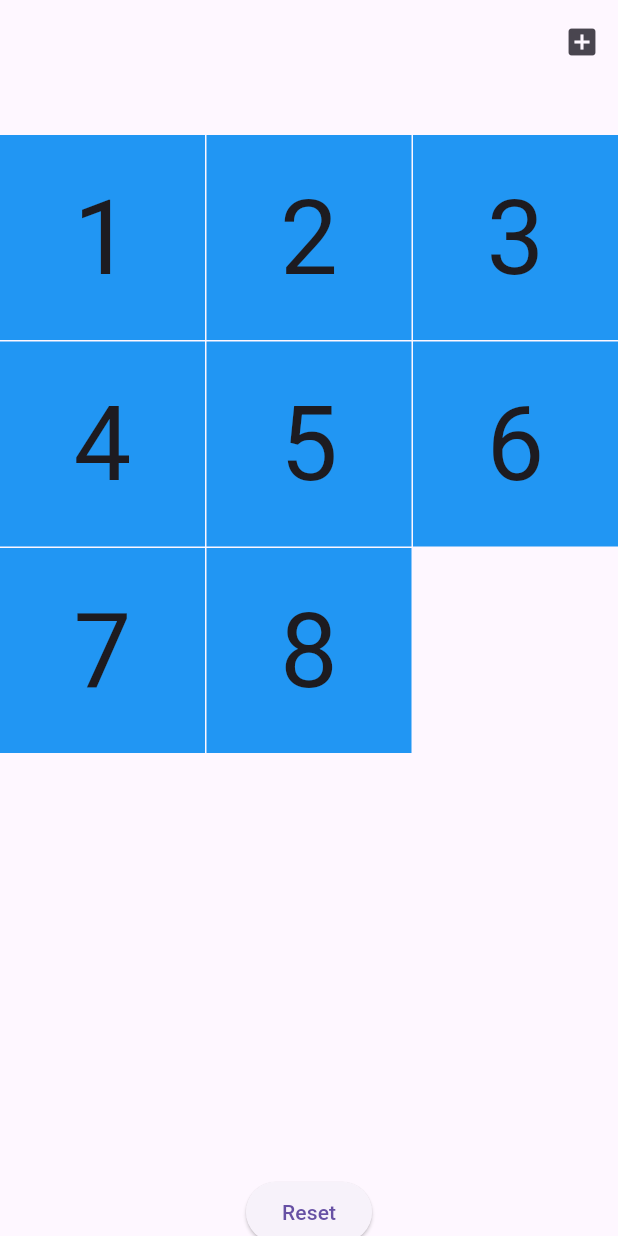
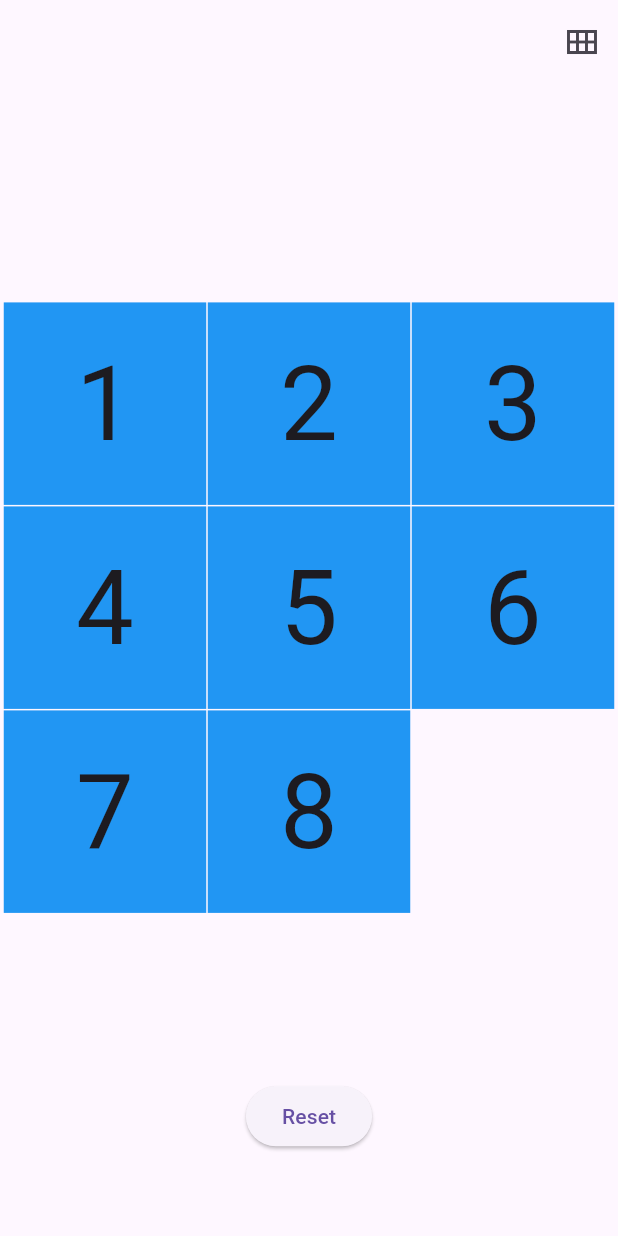
Before and after one commit to Shubhamlathiyaio/Infinity-Number-Puzzle, a Flutter app: the screen it shows after launch, after a tap on "Reset", on a phone screen of 412 x 824 dp. Run offline on Flutter 3.47's test engine with Material 3 defaults, Android fonts, the phone set to English and light mode, and no system bars.

Commit message:
solve some bug

```diff
--- a/lib/Home.dart
+++ b/lib/Home.dart
@@ -9,11 +9,10 @@ class Home extends StatelessWidget {
 
   @override
   Widget build(BuildContext context) {
-   var height=MediaQuery.of(context).size.height-130;
+   var height=MediaQuery.of(context).size.height-180;
    var width= MediaQuery.of(context).size.width;
 
     logic l = Provider.of(context);
-  print(l.isStart);
     return Scaffold(
         appBar: AppBar(actions: [
           IconButton(
@@ -23,7 +22,7 @@ class Home extends StatelessWidget {
                   context: context,
                   builder: (context) => AlertDialog(
                     title: SizedBox(height: height,width: width,
-                      child: GridView.builder(gridDelegate: SliverGridDelegateWithFixedCrossAxisCount(crossAxisCount: 5,crossAxisSpacing: 5,mainAxisSpacing: 5),itemCount: 32, itemBuilder: (context, index) {
+                      child: GridView.builder(gridDelegate: SliverGridDelegateWithFixedCrossAxisCount(crossAxisCount: 5,crossAxisSpacing: 5,mainAxisSpacing: 5), itemBuilder: (context, index) {
                         return InkWell(onTap: () async {
                           n=index+2;
                           l.spread(n);
@@ -34,14 +33,13 @@ class Home extends StatelessWidget {
                   ),
                 );
               },
-              icon: Icon(Icons.add_box))
+              icon: Icon(Icons.calendar_view_month_sharp))
         ]),
         body: Center(
-          child: Column(
+          child: Column(mainAxisAlignment: MainAxisAlignment.spaceEvenly,
             children: [
               Spacer(),
-              // IconButton(onPressed: l.spread(), icon: Icon(Icons.ac_unit_outlined)),
-              l.iswin
+              l.isWin
                   ? Text(
                       'You win',
                       style: TextStyle(fontSize: 24),
@@ -49,8 +47,8 @@ class Home extends StatelessWidget {
                   : Text('', style: TextStyle(fontSize: 24)),
               Spacer(),
               Container(
-                height: height,
-                width: width,
+                height: height>width ? width-5:height-5,
+                width: height>width ? width-5:height-5,
                 child: GridView.builder(
                   gridDelegate: SliverGridDelegateWithFixedCrossAxisCount(
                       crossAxisCount: n,
@@ -59,15 +57,17 @@ class Home extends StatelessWidget {
                   itemCount: n * n,
                   itemBuilder: (context, index) {
                     return Visibility(
-                      visible: ((l.iswin) ? true : n * n - 1 != l.s[index]),
+                      visible: ( l.isWin? true : n * n - 1 != l.s[index]),
                       child: InkWell(
-                        onTap: () {
-                          if(!l.isStart) l.spread(n);
-                          l.iswin ? null : l.swap(index);
+                        onTap: () async {
+                          //For spread the boxes random when the game not start
+                          if(!l.isStart && !l.canClick) l.spread(n);
+                          // For Swap drag box in empty Space when game is not win
+                            l.isWin ? null : l.swap(index);
                         },
                         child: AnimatedSwitcher(
                           duration: Duration(milliseconds: 300),
-                          child: con(l, index,width),
+                          child: con(l, index,height>width ? width:height),
                         ),
                       ),
                       replacement: Container(),
@@ -76,10 +76,11 @@ class Home extends StatelessWidget {
                 ),
               ),
               Spacer(),
+              Spacer(),
                   ElevatedButton(
                       onPressed: () {
                         l.isStart = false;
-                    l.iswin = false;
+                        l.isWin = false;
                         l.color = 0;
                         l.spread(n);
                       },
@@ -90,11 +91,11 @@ class Home extends StatelessWidget {
         ));
   }
 
-  Widget con(final l, int index, double w) {
+  Widget con(final l, int index, double size) {
     return Container(
       color: l.color > index ? Colors.purple : Colors.blue,
       alignment: Alignment.center,
-      child: Text('${l.s[index] + 1}', style: TextStyle(fontSize: w/(n*2))),
+      child: Text('${l.s[index] + 1}', style: TextStyle(fontSize: size/(n*2))),
     );
   }
 
--- a/lib/logic.dart
+++ b/lib/logic.dart
@@ -2,31 +2,30 @@ import 'package:flutter/material.dart';
 
 class logic extends ChangeNotifier {
   bool isStart = false;
-  bool iswin = false;
-  int k=8;
-  int n=0;
-  List <int>s = [0,1,2,3,4,5,6,7,8];
-
+  bool isWin = false;
+  int k = 8;
+  int n = 0;
+  List<int> s = [0, 1, 2, 3, 4, 5, 6, 7, 8];
+  bool canClick=false;
 
   swap(int a) {
-    isStart=true;
+    isStart = true;
     //k=a-1
-    List<bool> a_1=[];
-    List at1=[];
-    for(int i=1;i<n;i++) {
+    List<bool> a_1 = [];
+    List at1 = [];
+    for (int i = 1; i < n; i++) {
       a_1.add(k != n * i - 1);
-      at1.add(k!=n*i);
+      at1.add(k != n * i);
     }
 
-    bool _1=false;
-    bool t1=false;
-    if(!a_1.contains(false)) _1=true;
-    if(!at1.contains(false))t1=true;
+    bool _1 = false;
+    bool t1 = false;
+    if (!a_1.contains(false)) _1 = true;
+    if (!at1.contains(false)) t1 = true;
 
-    if (//swap logic
-    ( _1 && (k == a - n || k == a + n || k == a - 1))
-        || ( t1 && (k == a - n || k == a + n || k == a + 1))
-    ) {
+    if ( //swap logic
+        (_1 && (k == a - n || k == a + n || k == a - 1)) ||
+            (t1 && (k == a - n || k == a + n || k == a + 1))) {
       // label changing
       int temp = s[a];
       s[a] = s[k];
@@ -43,34 +42,87 @@ class logic extends ChangeNotifier {
 
   win() {
     color = 0;
-    for (int i = 0; i < n*n; i++) {
-      if (s[i] == i) color = i + 1;
-      else break;
+    for (int i = 0; i < n * n; i++) {
+      if (s[i] == i)
+        color = i + 1;
+      else
+        break;
     }
-    if (color==n*n) iswin = true;
+    if (color == n * n) isWin = true;
   }
 
   spread(int qub) async {
-    n=qub;
-    k=n*n-1;
+    n = qub;
+    k = n * n - 1;
     // Make the the List
     isStart = true;
-    s=[];
-    for(int i=0;i<n*n;i++) s.add(i);
-    for (int i = 0; i <50*n; i++)
-    {
-    isStart = false;
-      iswin=false;
-      List temp=[k-n,k+n,k+1,k-1];
+    s = [];
+    for (int i = 0; i < n * n; i++)
+      s.add(i);
+    for (int i = 0; i < 50 * n; i++) {
+      isStart = false;
+      isWin = false;
+      List temp = [k - n, k + n, k + 1, k - 1];
       temp.shuffle();
-      int a=temp[0];
-      if(a>=0 && a<=n*n-1)
-      {
-        await Future.delayed(Duration(milliseconds: (300/n).round()));
+      int a = temp[0];
+      if (a >= 0 && a <= n * n - 1) {
+        await Future.delayed(Duration(milliseconds: (300 / n).round()));
         swap(a);
       }
+
     }
+      canClick = true;
     notifyListeners();
   }
-
+// bool doSet=false;
+//   set() async {
+//     while (doSet) {
+//       for(int i=0;i<n;){
+//         int reachingPoint = getReachingPoint(s.indexOf(i));
+//         if (k < reachingPoint) {
+//           List temp = [k + n, k + 1];
+//           temp.shuffle();
+//           int a = temp.first;
+//           print('a=$a');
+//           if (a >= 0 && a <= n * n - 1) {
+//             await Future.delayed(Duration(milliseconds: (300 / n).round()));
+//             swap(a);
+//           }
+//         } else if (k > reachingPoint) {
+//           List temp = [k - n, k - 1];
+//           temp.shuffle();
+//           int a = temp.first;
+//           print('a=$a');
+//           if (a >= 0 && a <= n * n - 1) {
+//             await Future.delayed(Duration(milliseconds: (300 / n).round()));
+//             swap(a);
+//           }
+//         } else {
+//           List <bool>temp=[for(int i=0;i<s.length;i++)s[i]==[for(int i=0;i<n*n;i++)i][i]];
+//
+//           int d=temp.indexOf(false);
+//           if(d==-1)
+//           {
+//           print('done');
+//             doSet=false;
+//           }
+//           else i=d;
+//
+//         }
+//         notifyListeners();
+//       }
+//     }
+//   }
+//
+//   getReachingPoint(int target) {
+//     print('Get : $target');
+//     if(target+n==k || target+n+1==k || target+n-1==k) return k; else
+//     if ([
+//       for (int i = 1; i <=n; i++)
+//         if (target == (n * i)-1) i
+//     ].contains(target))
+//       return target + n + 1;
+//     else
+//       return target + n;
+//   }
 }
```
Lines whose indentation alone changed are shown as unchanged.
